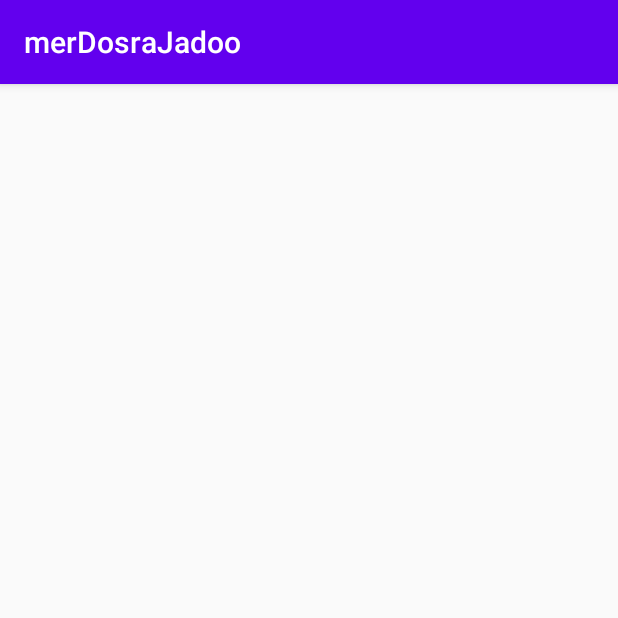
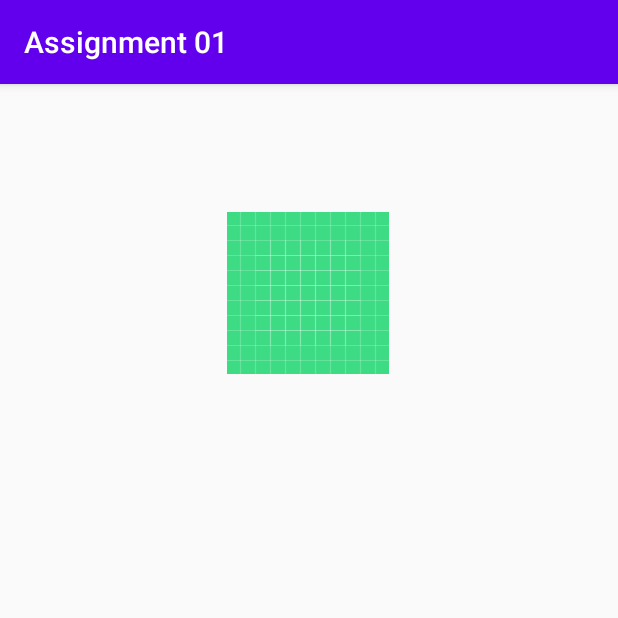
Before and after one commit to muhammadahmadfahad-pucit/assignment01, an Android app: the screen it shows after launch (MainActivity), on a phone screen of 412 x 824 dp, the top half of it. Run offline under Robolectric (Android 15) with nearby library versions, the phone set to English and light mode, and no system bars.

Commit message:
i have done my first commi. and i have added 01

```diff
--- a/app/src/main/java/com/example/merdosrajadoo/MainActivity.java
+++ b/app/src/main/java/com/example/merdosrajadoo/MainActivity.java
@@ -10,5 +10,6 @@ public class MainActivity extends AppCompatActivity {
     protected void onCreate(Bundle savedInstanceState) {
         super.onCreate(savedInstanceState);
         setContentView(R.layout.activity_main);
+        getSupportActionBar().setTitle("Assignment 01");
     }
 }
--- a/app/src/main/res/layout/activity_main.xml
+++ b/app/src/main/res/layout/activity_main.xml
@@ -10,12 +10,13 @@
         android:id="@+id/imageView2"
         android:layout_width="wrap_content"
         android:layout_height="wrap_content"
+        android:src="@drawable/ic_launcher_background"
         app:layout_constraintBottom_toBottomOf="parent"
         app:layout_constraintEnd_toEndOf="parent"
-        app:layout_constraintHorizontal_bias="0.353"
+        app:layout_constraintHorizontal_bias="0.498"
         app:layout_constraintStart_toStartOf="parent"
         app:layout_constraintTop_toTopOf="parent"
-        app:layout_constraintVertical_bias="0.096"
+        app:layout_constraintVertical_bias="0.129"
         tools:srcCompat="@tools:sample/avatars" />
 
 </androidx.constraintlayout.widget.ConstraintLayout>
```
